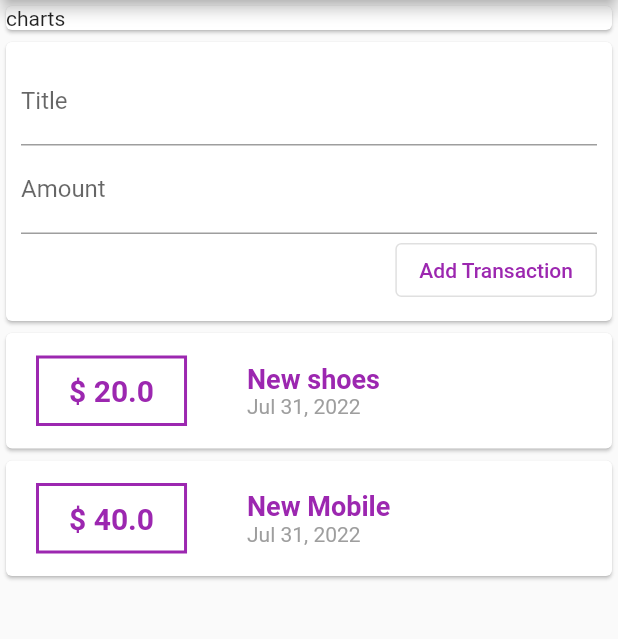
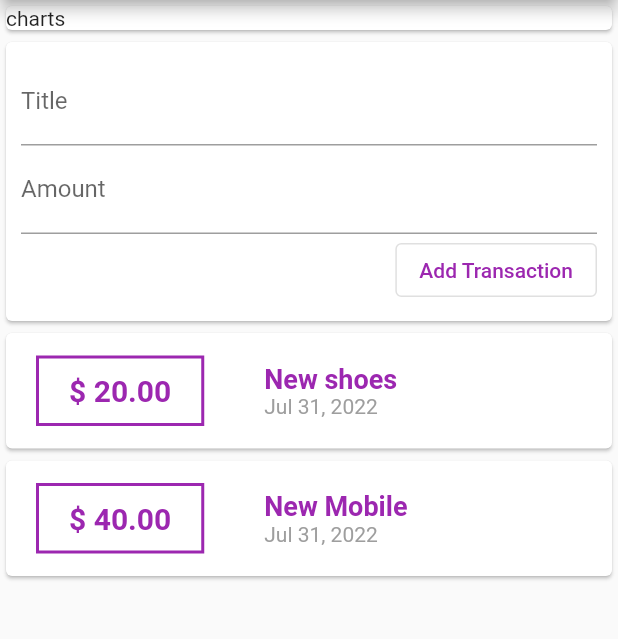
Before and after one commit to salmayaser/ExpenseTrackerFlutter, a Flutter app: the screen it shows after launch, after a tap on "Add Transaction", on a phone screen of 412 x 824 dp, the part 84-723 px from its top. Run offline on Flutter 3.47's test engine with Material 2 defaults, Android fonts, the phone set to English and light mode, and no system bars.

Commit message:
working on adding transaction

```diff
--- a/lib/widgets/newTransaction.dart
+++ b/lib/widgets/newTransaction.dart
@@ -7,6 +7,13 @@ class NewTransaction extends StatelessWidget {
 
   NewTransaction(this.addNewTransaction);
 
+  void submit() {
+    if (titleCtr.text.isEmpty || double.parse(amountCtr.text) < 0) {
+      return;
+    }
+    addNewTransaction(titleCtr.text, double.parse(amountCtr.text));
+  }
+
   Widget build(BuildContext ctx) {
     return Card(
       child: Container(
@@ -15,15 +22,16 @@ class NewTransaction extends StatelessWidget {
           TextField(
             decoration: InputDecoration(labelText: 'Title'),
             controller: titleCtr,
+            onSubmitted: (_) => {submit()},
           ),
           TextField(
             decoration: InputDecoration(labelText: 'Amount'),
             controller: amountCtr,
+            onSubmitted: (_) => {submit()},
+            keyboardType: TextInputType.numberWithOptions(decimal: true),
           ),
           OutlinedButton(
-              onPressed: () {
-                addNewTransaction(titleCtr.text, double.parse(amountCtr.text));
-              },
+              onPressed: submit,
               child: Text(
                 'Add Transaction',
                 style: TextStyle(color: Colors.purple),
--- a/lib/widgets/transactionsList.dart
+++ b/lib/widgets/transactionsList.dart
@@ -17,7 +17,8 @@ class TransactionsList extends StatelessWidget {
               Container(
                 margin: EdgeInsets.symmetric(vertical: 10, horizontal: 20),
                 padding: EdgeInsets.symmetric(vertical: 10, horizontal: 20),
-                child: Text('\$ ${trans.amount}', style: TextStyle(color: Colors.purple, fontWeight: FontWeight.bold, fontSize: 20)),
+                child: Text('\$ ${trans.amount.toStringAsFixed(2)}',
+                    style: TextStyle(color: Colors.purple, fontWeight: FontWeight.bold, fontSize: 20)),
                 decoration: BoxDecoration(border: Border.all(width: 2, color: Colors.purple)),
               ),
               Container(
```
